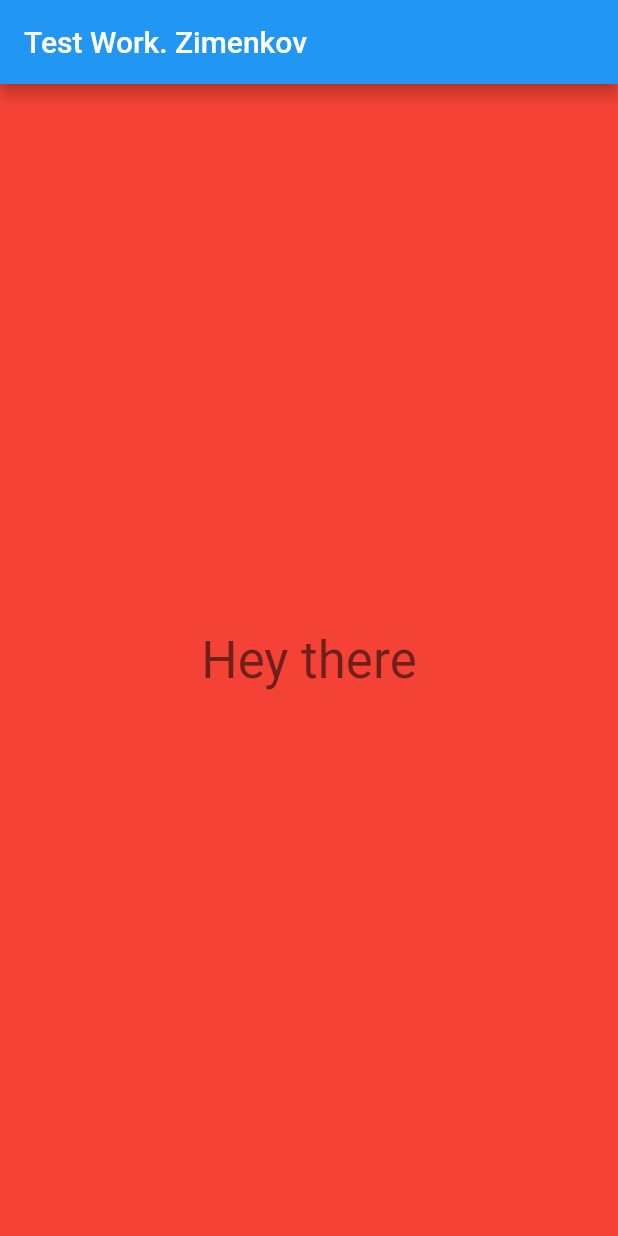
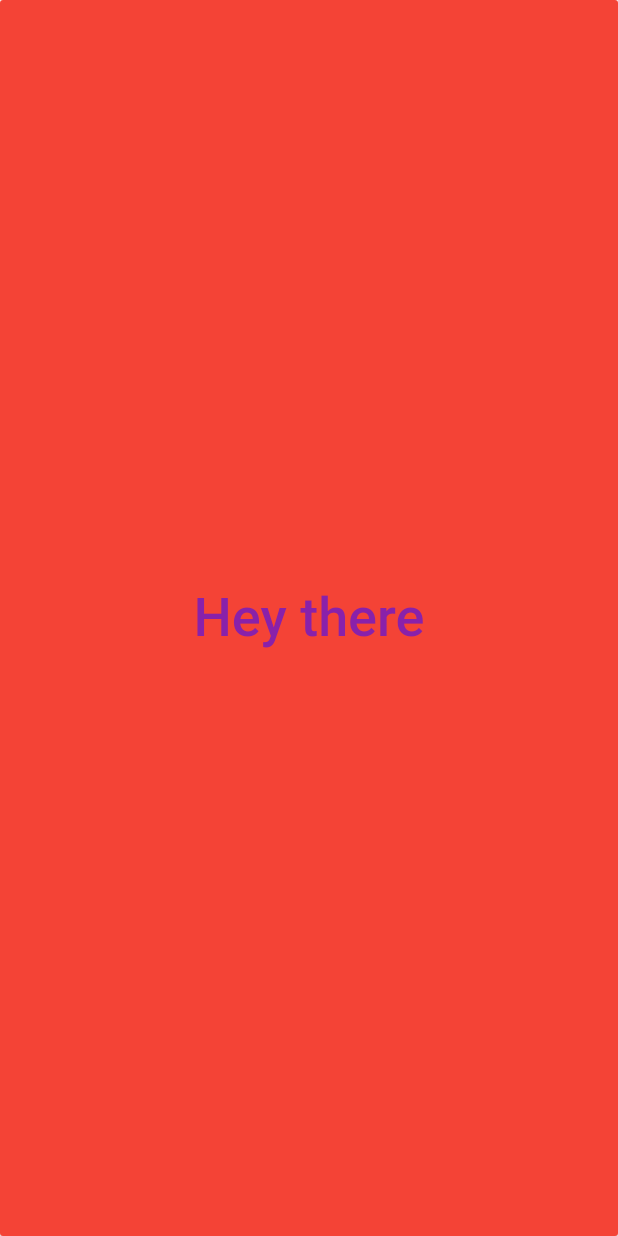
Before and after one commit to Zimenkov-Alexander/Click_and_color, a Flutter app: the screen it shows after launch, on a phone screen of 412 x 824 dp. Run offline on Flutter 3.47's test engine with Material 2 defaults, Android fonts, the phone set to English and light mode, and no system bars.

Commit message:
Сделал цвет по нажатию и контеинер на весь экран

```diff
--- a/lib/main.dart
+++ b/lib/main.dart
@@ -1,45 +1,107 @@
 import 'package:flutter/material.dart';
+import 'dart:math';
 
-void main() => runApp(MyApp());
+// void main() => runApp(MyApp());
 
-/// This Widget is the main application widget.
-class MyApp extends StatelessWidget {
-  static const String _title = 'ClickAndColor';
+// void main() {
+//   runApp(
+//     MaterialApp(
+//       home: MyApp(),
+//     ),
+//   );
+// }
+
+// /// This Widget is the main application widget.
+// class MyApp extends StatelessWidget {
+//   static const String _title = 'ClickAndColor';
+
+//   @override
+//   Widget build(BuildContext context) {
+//     return MaterialApp(
+//       title: _title,
+//       home: MyStatefulWidget(),
+//       debugShowCheckedModeBanner: false,
+//     );
+//   }
+// }
+
+// final Shader linearGradient = LinearGradient(
+//   colors: <Color>[Color(0xffDA44bb), Color(0xff8921aa)],
+// ).createShader(Rect.fromLTWH(0.0, 0.0, 200.0, 70.0));
+
+// class MyStatefulWidget extends StatefulWidget {
+//   // MyStatefulWidget({Key key}) : super(key: key);
+
+//   @override
+//   _MyStatefulWidgetState createState() => _MyStatefulWidgetState();
+// }
+
+// class _MyStatefulWidgetState extends State<MyStatefulWidget> {
+//   // int _count = 0;
+
+//   Widget build(BuildContext context) {
+//     return Scaffold(
+//       appBar: AppBar(
+//         title: const Text('Test Work. Zimenkov'),
+//       ),
+//       body: Center(
+//           child: Text(
+//         'Hey there',
+//         style: new TextStyle(
+//             fontSize: 36.0, foreground: Paint()..shader = linearGradient),
+//       )),
+
+//       backgroundColor: Colors.blue[500],
+//       // floatingActionButton: FloatingActionButton(
+//       // onPressed: () => setState(() => _count++),
+//       // tooltip: 'Increment Counter',
+//       // child: const Icon(Icons.add),
+//       // ),
+//     );
+//   }
+// }
+
+void main() {
+  runApp(
+    MaterialApp(
+      debugShowCheckedModeBanner: false,
+      home: MyApp(),
+    ),
+  );
+}
+
+class MyApp extends StatefulWidget {
+  _MyAppState createState() => _MyAppState();
+}
+
+final Shader linearGradient = LinearGradient(
+  colors: <Color>[Color(0xffDA44bb), Color(0xff8921aa)],
+).createShader(Rect.fromLTWH(0.0, 100.0, 100.0, 670.0));
+
+class _MyAppState extends State<MyApp> {
+  List colors = [Colors.red, Colors.green, Colors.yellow];
+  Random random = new Random();
+
+  int index = 0;
+
+  void changeIndex() {
+    setState(() => index = random.nextInt(3));
+  }
 
   @override
   Widget build(BuildContext context) {
-    return MaterialApp(
-      title: _title,
-      home: MyStatefulWidget(),
-      debugShowCheckedModeBanner: false,
+    return Container(
+      width: MediaQuery.of(context).size.width,
+      height: MediaQuery.of(context).size.height,
+      child: RaisedButton(
+        onPressed: () => changeIndex(),
+        child: Text(
+          'Hey there',
+          style: new TextStyle(
+              fontSize: 36.0, foreground: Paint()..shader = linearGradient),
+        ),
+        color: colors[index],
+      ),
     );
   }
 }
-
-class MyStatefulWidget extends StatefulWidget {
-  // MyStatefulWidget({Key key}) : super(key: key);
-
-  @override
-  _MyStatefulWidgetState createState() => _MyStatefulWidgetState();
-}
-
-class _MyStatefulWidgetState extends State<MyStatefulWidget> {
-  // int _count = 0;
-
-  Widget build(BuildContext context) {
-    return Scaffold(
-      appBar: AppBar(
-        title: const Text('Test Work. Zimenkov'),
-      ),
-      body: Center(
-          child:
-              Text('Hey there', style: Theme.of(context).textTheme.headline4)),
-      backgroundColor: Colors.red,
-      // floatingActionButton: FloatingActionButton(
-      // onPressed: () => setState(() => _count++),
-      // tooltip: 'Increment Counter',
-      // child: const Icon(Icons.add),
-      // ),
-    );
-  }
-}
```
Also changed, not shown: lib/functions_random.dart (added, +9 -0 lines).
